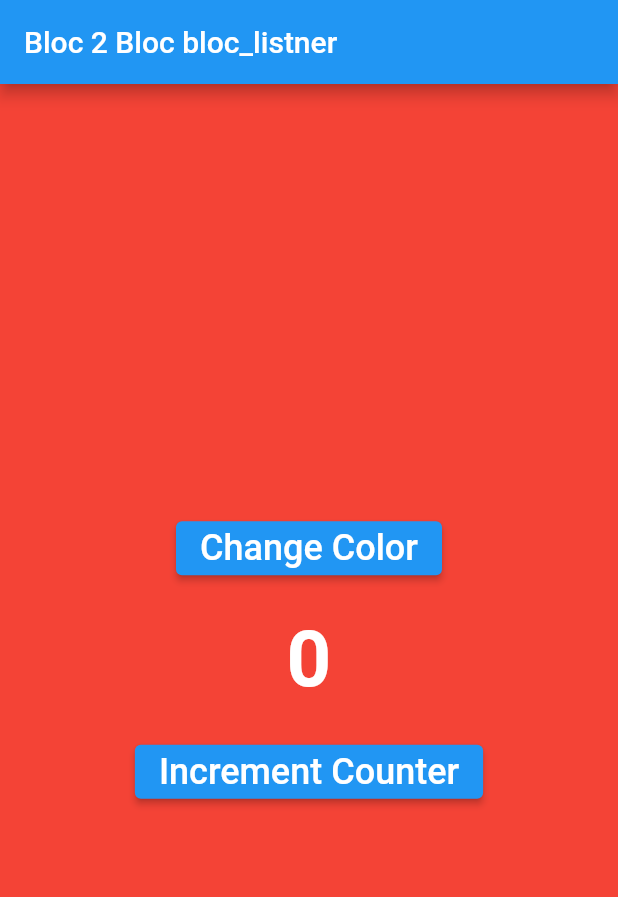
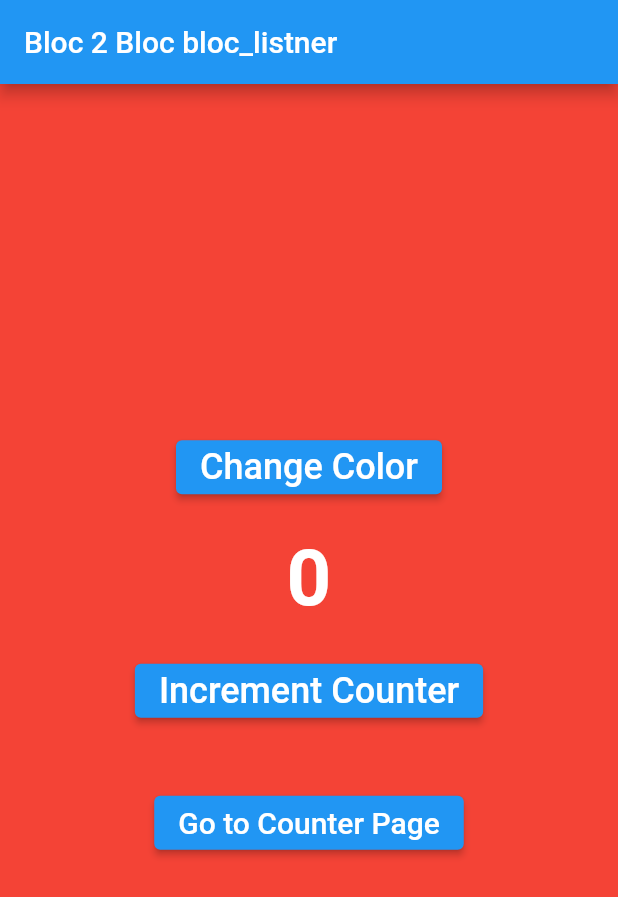
Before and after one commit to adeelzahid1/cubit_bloc, a Flutter app: the screen it shows after launch, on a phone screen of 412 x 824 dp. Shown: the top 897 px of the screen. Run offline on Flutter 3.47's test engine with Material 2 defaults, Android fonts, the phone set to English and light mode, and no system bars; our stand-ins replace bloc, equatable, flutter_bloc.

Commit message:
simple navigation with data

```diff
--- a/lib/main.dart
+++ b/lib/main.dart
@@ -1,5 +1,7 @@
 import 'package:cubit_bloc/blocs/color/color_bloc.dart';
+import 'package:cubit_bloc/blocs/counter/counter_bloc.dart';
 import 'package:cubit_bloc/blocs/counting/counting_bloc.dart';
+import 'package:cubit_bloc/screens/show_me_counter.dart';
 import 'package:flutter/material.dart';
 import 'package:flutter_bloc/flutter_bloc.dart';
 
@@ -98,6 +100,36 @@ class _MyHomePageState extends State<MyHomePage> {
                   // BlocProvider.of<CountingBloc>(context).add(ChangeCountingEvent());
                 },
               ),
+
+              SizedBox(height: 40.0),
+
+              ElevatedButton(
+              onPressed: () {
+                Navigator.push(context, MaterialPageRoute(
+                  builder: (context) => ShowMeCounter(incrementSize: context.watch<CountingBloc>().state.counting),
+
+                  ),);
+
+
+
+                // Navigator.push(
+                //   context,
+                //   MaterialPageRoute(builder: (_) {
+                //     return BlocProvider.value(
+                //       value: context.read<CountingBloc>(),
+                //       child: ShowMeCounter(),
+                //     );
+                //   }),
+                // );
+              },
+              child: Text(
+                'Go to Counter Page',
+                style: TextStyle(fontSize: 20.0),
+              ),
+            ),
+            SizedBox(height: 20.0),
+
+
             ],
           ),
         ),
```
Also changed, not shown: lib/screens/show_me_counter.dart (added, +36 -0 lines).
